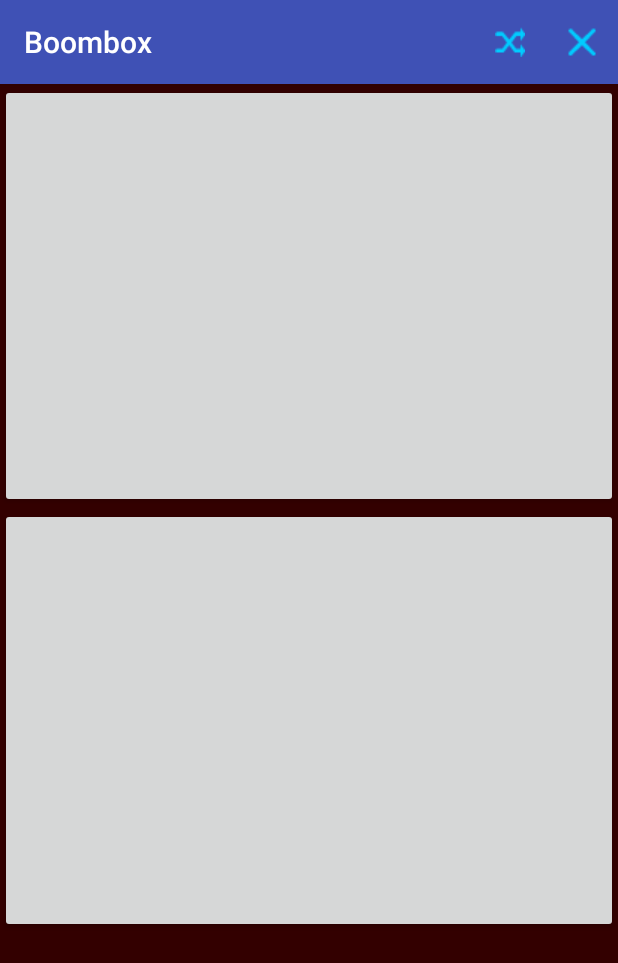
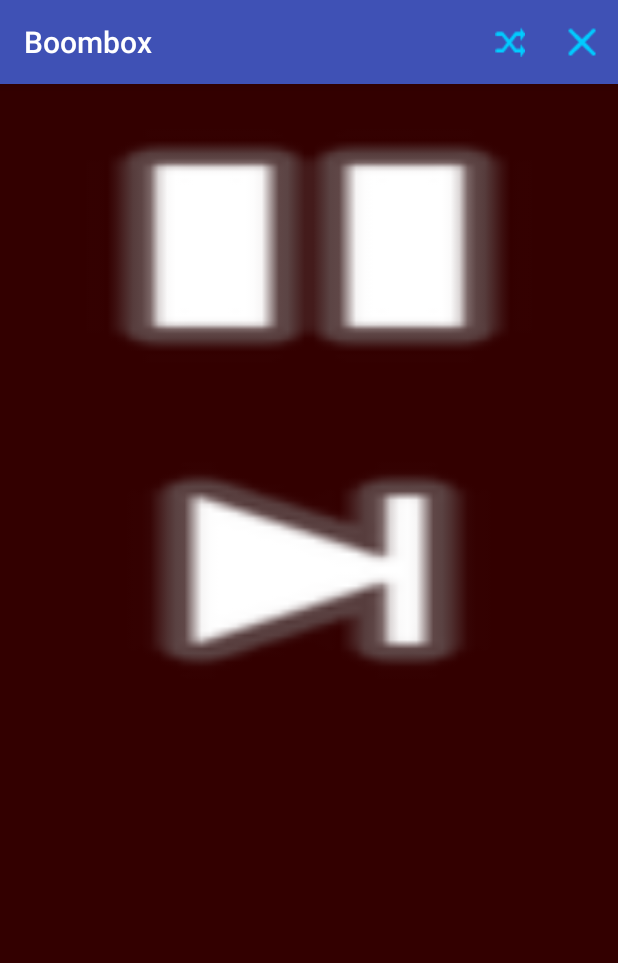
Before and after one commit to GitMeGet/Boombox, an Android app: the screen it shows after launch (MainActivity), on a phone screen of 412 x 824 dp. Shown: the top 963 px of the screen. Run offline under Robolectric (Android 15) with nearby library versions, the light colour scheme and no system bars; 4 statements that could not run were skipped.

Commit message:
Improve UI - button_play_pause changes icon when clicked - button_play_next shakes when clicked

```diff
--- a/app/src/main/java/com/example/yupeng/boombox/MainActivity.java
+++ b/app/src/main/java/com/example/yupeng/boombox/MainActivity.java
@@ -18,6 +18,8 @@
 import android.view.MenuInflater;
 import android.view.MenuItem;
 import android.view.View;
+import android.view.animation.Animation;
+import android.view.animation.AnimationUtils;
 import android.widget.Button;
 import android.widget.ListView;
 import android.widget.Toast;
@@ -51,13 +53,19 @@
         super.onCreate(savedInstanceState);
         setContentView(R.layout.activity_main);
 
+        final Animation animShake = AnimationUtils.loadAnimation(this, R.animator.shake);
+
         final Button button_play_pause = (Button) findViewById(R.id.button_play_pause);
+        button_play_pause.setBackgroundResource(R.drawable.ic_media_pause);
+
         button_play_pause.setOnClickListener(new View.OnClickListener() {
             public void onClick(View v) {
                 if (playbackPaused == true) {
+                    button_play_pause.setBackgroundResource(R.drawable.ic_media_pause);
                     playbackPaused = false;
                     musicSrv.go();
                 } else {
+                    button_play_pause.setBackgroundResource(R.drawable.ic_media_play);
                     playbackPaused=true;
                     musicSrv.pausePlayer();
                 }
@@ -65,8 +73,11 @@
         });
 
         final Button button_play_next = (Button) findViewById(R.id.button_play_next);
+        button_play_next.setBackgroundResource(R.drawable.ic_media_next);
+
         button_play_next.setOnClickListener(new View.OnClickListener() {
             public void onClick(View v) {
+                button_play_next.startAnimation(animShake);
                 playNext();
             }
         });
--- /dev/null
+++ b/app/src/main/res/animator/shake.xml
@@ -0,0 +1,9 @@
+<?xml version="1.0" encoding="utf-8"?>
+
+<set xmlns:android="http://schemas.android.com/apk/res/android">
+<translate android:duration="150"
+    android:fromXDelta="-10%"
+    android:repeatCount="3"
+    android:repeatMode="reverse"
+    android:toXDelta="10%"/>
+</set>
--- a/app/src/main/res/layout/activity_main.xml
+++ b/app/src/main/res/layout/activity_main.xml
@@ -12,11 +12,14 @@
         android:id="@+id/button_play_pause"
         android:layout_width="match_parent"
         android:layout_height="wrap_content"
-        android:layout_weight="0.35" />
+        android:layout_weight="0.25" />
 
     <Button
         android:id="@+id/button_play_next"
+        android:layout_width="match_parent"
         android:layout_height="wrap_content"
+        android:layout_weight="0.25" />
+
         android:layout_width="match_parent"
         android:layout_weight="0.35" />
 
```
Also changed, not shown: app/src/main/res/drawable/ic_media_next.png (added), app/src/main/res/drawable/ic_media_pause.png (added), app/src/main/res/drawable/ic_media_play.png (added).
